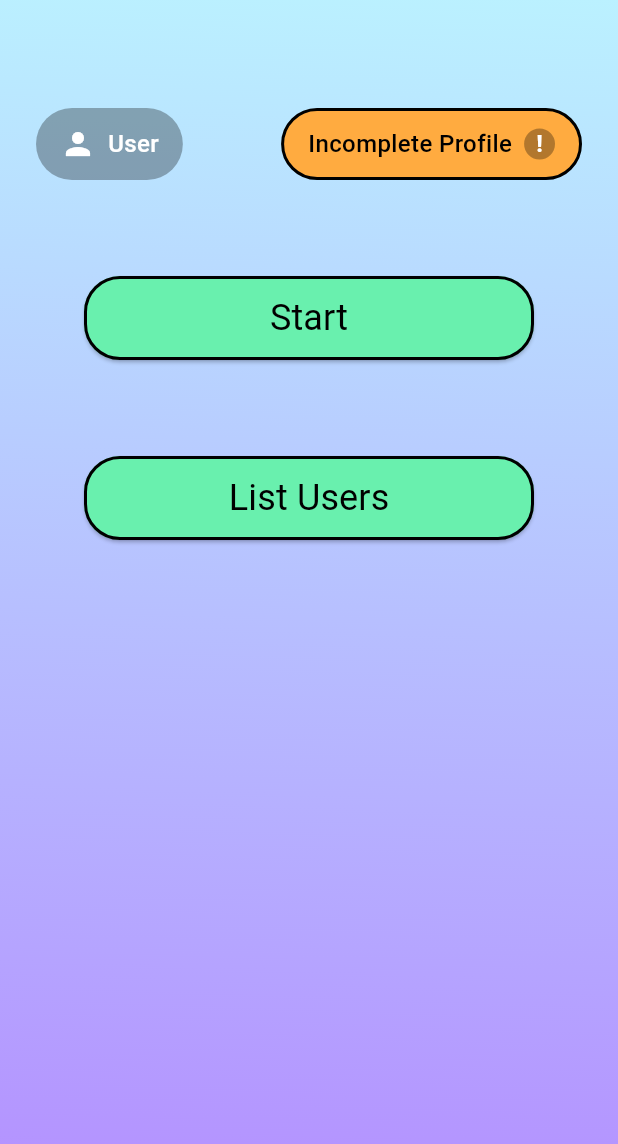
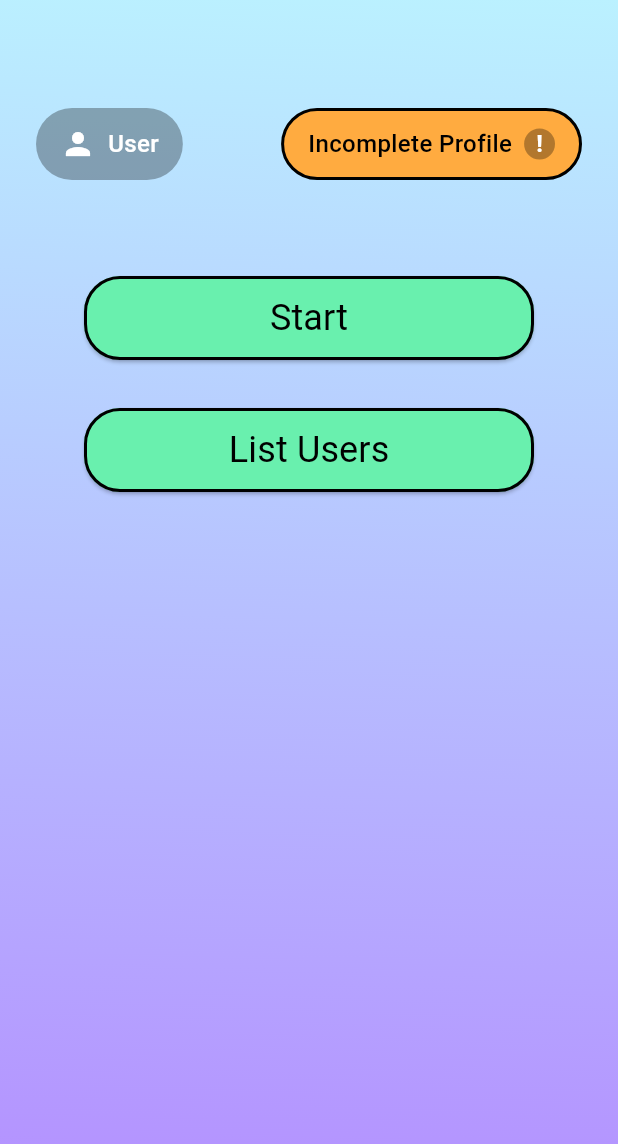
Before and after one commit to igobhaktiar/user_validator, a Flutter app: the screen it shows after launch, on a phone screen of 412 x 824 dp. Shown: the top 1144 px of the screen. Run offline on Flutter 3.47's test engine with Material 3 defaults, Android fonts, the phone set to English and light mode, and no system bars; our stand-ins replace cloud_firestore, firebase_core, get, shared_preferences; accounts and stored records are empty.

Commit message:
bismillah done

```diff
--- a/lib/presentation/page/home_page.dart
+++ b/lib/presentation/page/home_page.dart
@@ -128,6 +128,11 @@ class _HomePageState extends State<HomePage> {
               onPressed: () => Get.to(const UserValidation()),
             ),
             const SizedBox(height: 32),
+            ButtonCustomWidget(
+              onPressed: () => Get.to(const ListUsers()),
+              text: 'List Users',
+            ),
+            const SizedBox(height: 32),
             controller.userName.value == ''
                 ? const SizedBox()
                 : ButtonCustomWidget(
@@ -135,11 +140,6 @@ class _HomePageState extends State<HomePage> {
                     color: Colors.redAccent,
                     onPressed: _initDelete,
                   ),
-            const SizedBox(height: 32),
-            ButtonCustomWidget(
-              onPressed: () => Get.to(const ListUsers()),
-              text: 'List Users',
-            ),
           ],
         ),
       ),
```
